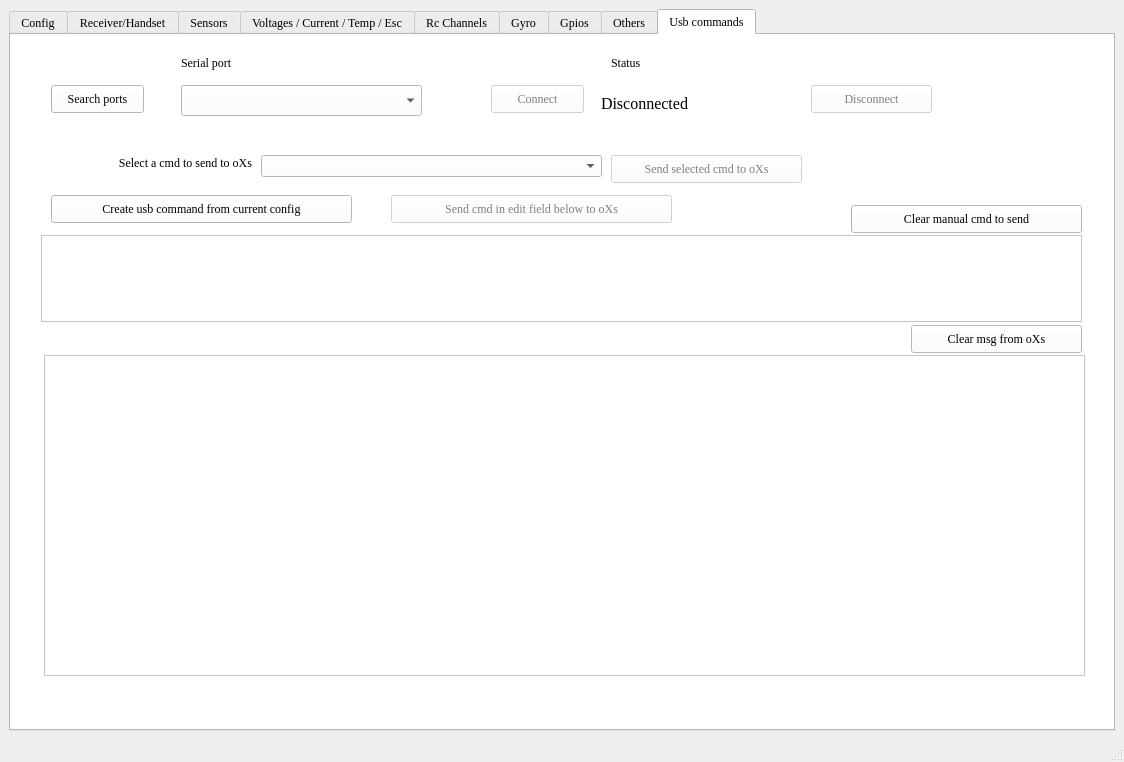
First picture: the form in gui/oXs.ui, repository mstrens/expressLRS_oXs, before the edit.
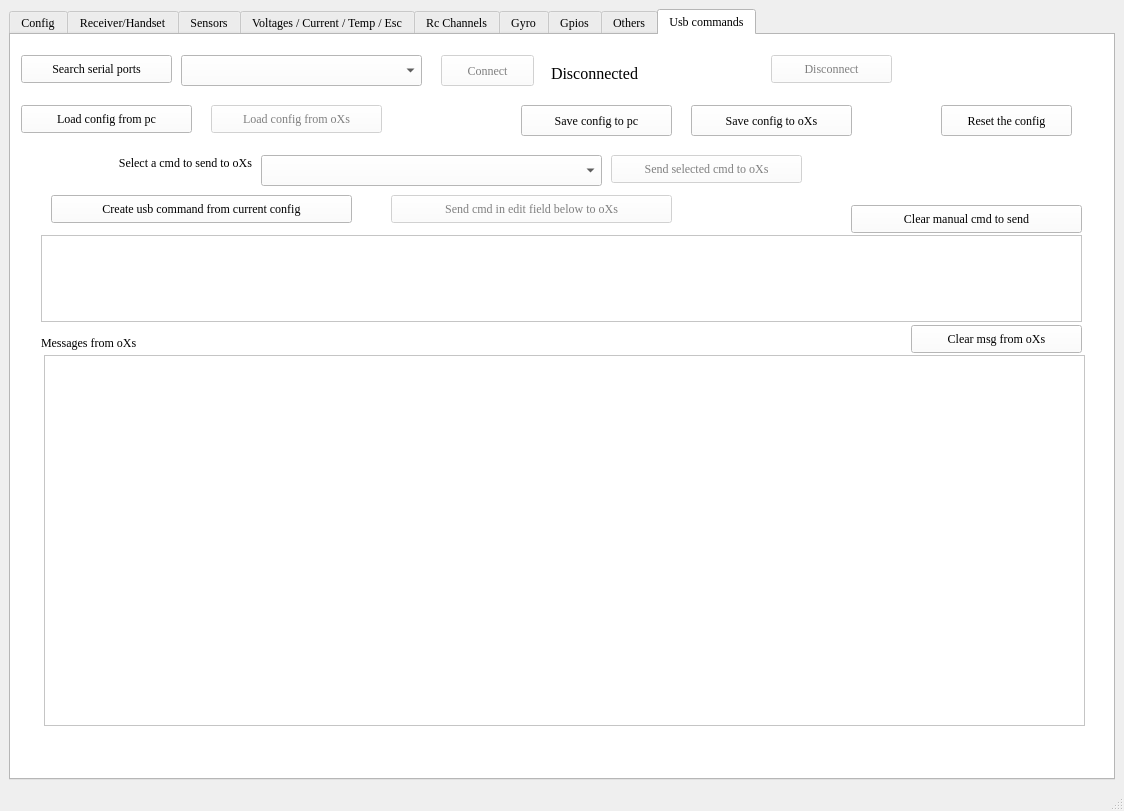
Second picture: the form after the edit. The open tabs and pages were chosen to show the change. Icons and pictures are not drawn.

Diff of the .ui file:
```diff
--- a/gui/oXs.ui
+++ b/gui/oXs.ui
@@ -7,7 +7,7 @@
     <x>0</x>
     <y>0</y>
     <width>1124</width>
-    <height>762</height>
+    <height>811</height>
    </rect>
   </property>
   <property name="palette">
@@ -484,48 +484,22 @@
        <attribute name="title">
         <string>Config</string>
        </attribute>
-       <widget class="QWidget" name="layoutWidget">
+       <widget class="QTextEdit" name="textEdit">
         <property name="geometry">
          <rect>
-          <x>210</x>
-          <y>80</y>
-          <width>231</width>
-          <height>271</height>
+          <x>60</x>
+          <y>60</y>
+          <width>991</width>
+          <height>521</height>
          </rect>
         </property>
-        <layout class="QVBoxLayout" name="verticalLayout_5">
-         <item>
-          <widget class="QPushButton" name="pushButtonLoadConfig">
-           <property name="text">
-            <string>Load config from pc</string>
-           </property>
-          </widget>
-         </item>
-         <item>
-          <widget class="QPushButton" name="pushButtonLoadConfigFromOxs">
-           <property name="enabled">
-            <bool>false</bool>
-           </property>
-           <property name="text">
-            <string>Load config from oXs</string>
-           </property>
-          </widget>
-         </item>
-         <item>
-          <widget class="QPushButton" name="pushButtonSaveAsConfig">
-           <property name="text">
-            <string>Save config to pc</string>
-           </property>
-          </widget>
-         </item>
-         <item>
-          <widget class="QPushButton" name="pushButtonReset">
-           <property name="text">
-            <string>Reset the config</string>
-           </property>
-          </widget>
-         </item>
-        </layout>
+        <property name="html">
+         <string>&lt;!DOCTYPE HTML PUBLIC &quot;-//W3C//DTD HTML 4.0//EN&quot; &quot;http://www.w3.org/TR/REC-html40/strict.dtd&quot;&gt;
+&lt;html&gt;&lt;head&gt;&lt;meta name=&quot;qrichtext&quot; content=&quot;1&quot; /&gt;&lt;style type=&quot;text/css&quot;&gt;
+p, li { white-space: pre-wrap; }
+&lt;/style&gt;&lt;/head&gt;&lt;body style=&quot; font-family:'Times New Roman'; font-size:7.8pt; font-weight:400; font-style:normal;&quot;&gt;
+&lt;p style=&quot; margin-top:0px; margin-bottom:0px; margin-left:0px; margin-right:0px; -qt-block-indent:0; text-indent:0px;&quot;&gt;Here there shoud be some text providing explanations&lt;/p&gt;&lt;/body&gt;&lt;/html&gt;</string>
+        </property>
        </widget>
       </widget>
       <widget class="QWidget" name="receiverTab">
@@ -8429,35 +8403,22 @@
         <property name="geometry">
          <rect>
           <x>170</x>
-          <y>50</y>
+          <y>20</y>
           <width>241</width>
           <height>31</height>
          </rect>
         </property>
        </widget>
-       <widget class="QLabel" name="label_7">
-        <property name="geometry">
-         <rect>
-          <x>170</x>
-          <y>20</y>
-          <width>81</width>
-          <height>16</height>
-         </rect>
-        </property>
-        <property name="text">
-         <string>Serial port</string>
-        </property>
-       </widget>
        <widget class="QPushButton" name="pushButtonSerialConnect">
         <property name="enabled">
          <bool>false</bool>
         </property>
         <property name="geometry">
          <rect>
-          <x>480</x>
-          <y>50</y>
+          <x>430</x>
+          <y>20</y>
           <width>93</width>
-          <height>28</height>
+          <height>31</height>
          </rect>
         </property>
         <property name="text">
@@ -8470,8 +8431,8 @@
         </property>
         <property name="geometry">
          <rect>
-          <x>800</x>
-          <y>50</y>
+          <x>760</x>
+          <y>20</y>
           <width>121</width>
           <height>28</height>
          </rect>
@@ -8499,21 +8460,21 @@
        <widget class="QPushButton" name="pushButtonSearchSerialPort">
         <property name="geometry">
          <rect>
-          <x>40</x>
-          <y>50</y>
-          <width>93</width>
+          <x>10</x>
+          <y>20</y>
+          <width>151</width>
           <height>28</height>
          </rect>
         </property>
         <property name="text">
-         <string>Search ports</string>
+         <string>Search serial ports</string>
         </property>
        </widget>
        <widget class="QLabel" name="labelSerialStatus">
         <property name="geometry">
          <rect>
-          <x>590</x>
-          <y>60</y>
+          <x>540</x>
+          <y>30</y>
           <width>131</width>
           <height>16</height>
          </rect>
@@ -8527,19 +8488,6 @@
          <string>Disconnected</string>
         </property>
        </widget>
-       <widget class="QLabel" name="label_18">
-        <property name="geometry">
-         <rect>
-          <x>600</x>
-          <y>20</y>
-          <width>55</width>
-          <height>16</height>
-         </rect>
-        </property>
-        <property name="text">
-         <string>Status</string>
-        </property>
-       </widget>
        <widget class="QPushButton" name="pushButtonClearSerialSend">
         <property name="geometry">
          <rect>
@@ -8585,7 +8533,7 @@
           <x>33</x>
           <y>320</y>
           <width>1041</width>
-          <height>321</height>
+          <height>371</height>
          </rect>
         </property>
         <property name="font">
@@ -8635,7 +8583,7 @@
           <x>250</x>
           <y>120</y>
           <width>341</width>
-          <height>22</height>
+          <height>31</height>
          </rect>
         </property>
        </widget>
@@ -8655,6 +8603,87 @@
          <set>Qt::AlignRight|Qt::AlignTrailing|Qt::AlignVCenter</set>
         </property>
        </widget>
+       <widget class="QPushButton" name="pushButtonLoadConfig">
+        <property name="geometry">
+         <rect>
+          <x>10</x>
+          <y>70</y>
+          <width>171</width>
+          <height>28</height>
+         </rect>
+        </property>
+        <property name="text">
+         <string>Load config from pc</string>
+        </property>
+       </widget>
+       <widget class="QPushButton" name="pushButtonLoadConfigFromOxs">
+        <property name="enabled">
+         <bool>false</bool>
+        </property>
+        <property name="geometry">
+         <rect>
+          <x>200</x>
+          <y>70</y>
+          <width>171</width>
+          <height>28</height>
+         </rect>
+        </property>
+        <property name="text">
+         <string>Load config from oXs</string>
+        </property>
+       </widget>
+       <widget class="QPushButton" name="pushButtonSaveAsConfig">
+        <property name="geometry">
+         <rect>
+          <x>510</x>
+          <y>70</y>
+          <width>151</width>
+          <height>31</height>
+         </rect>
+        </property>
+        <property name="text">
+         <string>Save config to pc</string>
+        </property>
+       </widget>
+       <widget class="QPushButton" name="pushButtonReset">
+        <property name="geometry">
+         <rect>
+          <x>930</x>
+          <y>70</y>
+          <width>131</width>
+          <height>31</height>
+         </rect>
+        </property>
+        <property name="text">
+         <string>Reset the config</string>
+        </property>
+       </widget>
+       <widget class="QPushButton" name="pushButtonSaveConfigToOxs">
+        <property name="geometry">
+         <rect>
+          <x>680</x>
+          <y>70</y>
+          <width>161</width>
+          <height>31</height>
+         </rect>
+        </property>
+        <property name="text">
+         <string>Save config to oXs</string>
+        </property>
+       </widget>
+       <widget class="QLabel" name="label_7">
+        <property name="geometry">
+         <rect>
+          <x>30</x>
+          <y>300</y>
+          <width>171</width>
+          <height>16</height>
+         </rect>
+        </property>
+        <property name="text">
+         <string>Messages from oXs</string>
+        </property>
+       </widget>
       </widget>
      </widget>
     </item>
```
